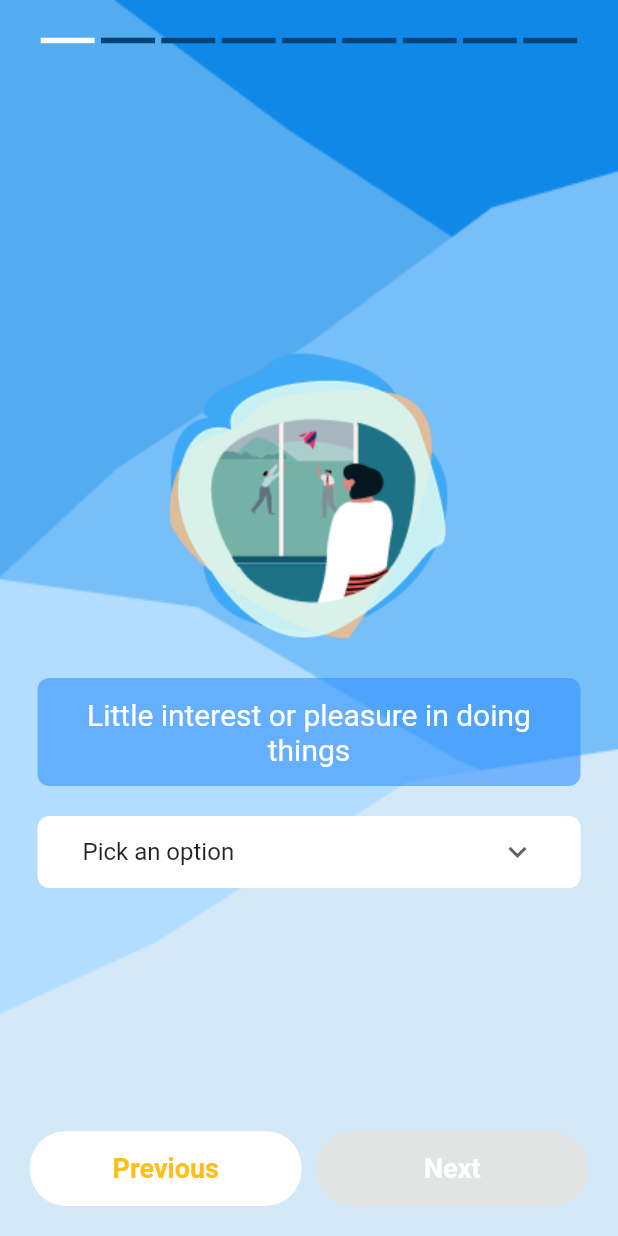
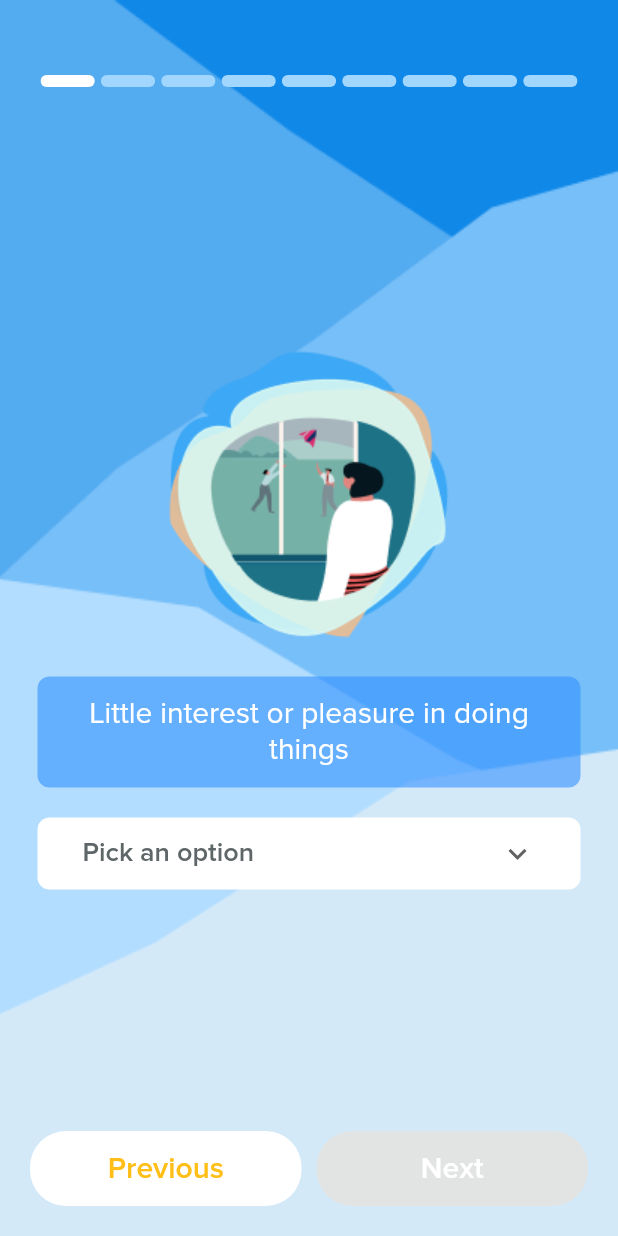
Before and after one commit to JobCuta/CIS-9340-Thesis, a Flutter app: the PHQ9Screen screen opened by its route, on a phone screen of 412 x 824 dp. Run offline on Flutter 3.47's test engine with Material 2 defaults, Android fonts, the phone set to English and light mode, and no system bars; drawn by our look-alikes of step_progress_indicator; our stand-ins replace animated_text_kit, circular_countdown_timer, email_validator, flutter_secure_storage, get, multi_select_flutter and 3 more; missing offline and left inert: shake; accounts and stored records are empty.

Commit message:
Fixed the UI for PHQ9Screen

```diff
--- a/lib/screens/onboarding/questionnaires/PHQ9Screen.dart
+++ b/lib/screens/onboarding/questionnaires/PHQ9Screen.dart
@@ -2,7 +2,6 @@ import 'package:flutter/material.dart';
 import 'package:get/get.dart';
 
 import 'package:step_progress_indicator/step_progress_indicator.dart';
-
 
 class PHQ9Screen extends StatefulWidget {
   const PHQ9Screen({Key? key, bool? initialAssessment}) : super(key: key);
@@ -83,14 +82,17 @@ class _PHQ9ScreenState extends State<PHQ9Screen> {
               // Keeps the StepProgressIndicator in the same spot
               Container(
                 padding:
-                    const EdgeInsets.symmetric(vertical: 25, horizontal: 25),
+                    const EdgeInsets.symmetric(vertical: 50, horizontal: 25),
                 child: Align(
                   alignment: Alignment.topCenter,
                   child: StepProgressIndicator(
+                    selectedSize: 8.0,
+                    unselectedSize: 8.0,
+                    roundedEdges: const Radius.circular(4),
                     totalSteps: questions.length,
                     currentStep: position + 1,
                     selectedColor: Colors.white,
-                    unselectedColor: const Color(0xff004479),
+                    unselectedColor: const Color(0xffA1D6FF),
                   ),
                 ),
               ),
@@ -107,20 +109,21 @@ class _PHQ9ScreenState extends State<PHQ9Screen> {
                           height: 200,
                           image: AssetImage(assetImages[position])),
                       Container(
-                        // height: 100,
-                        width: double.infinity,
+                        width: MediaQuery.of(context).size.width,
                         padding: const EdgeInsets.symmetric(
                             vertical: 13.0, horizontal: 14.0),
                         decoration: BoxDecoration(
                             color: const Color(0xff3290FF).withOpacity(0.60),
-                            // border: Border.all(color: Colors.black38, width: 2),
                             borderRadius:
                                 const BorderRadius.all(Radius.circular(8))),
                         child: Center(
                           child: Text(questions[position],
                               textAlign: TextAlign.center,
                               style: const TextStyle(
-                                  color: Colors.white, fontSize: 20)),
+                                  fontSize: 20,
+                                  fontWeight: FontWeight.w400,
+                                  fontFamily: 'Proxima Nova',
+                                  color: Colors.white)),
                         ),
                       ),
                       DecoratedBox(
@@ -153,7 +156,15 @@ class _PHQ9ScreenState extends State<PHQ9Screen> {
                             },
                             items: options.map((String items) {
                               return DropdownMenuItem(
-                                  value: items, child: Text(items));
+                                  value: items,
+                                  child: Text(
+                                    items,
+                                    style: const TextStyle(
+                                        fontSize: 18,
+                                        fontWeight: FontWeight.w600,
+                                        fontFamily: 'Proxima Nova',
+                                        color: Color(0xff5E6668)),
+                                  ));
                             }).toList(),
                           ),
                         ),
@@ -174,8 +185,9 @@ class _PHQ9ScreenState extends State<PHQ9Screen> {
                                 'Previous',
                                 style: TextStyle(
                                     color: Color(0xffFFBE18),
-                                    fontWeight: FontWeight.bold,
-                                    fontSize: 18),
+                                    fontWeight: FontWeight.w600,
+                                    fontFamily: 'Proxima Nova',
+                                    fontSize: 20),
                               ),
                               style: ElevatedButton.styleFrom(
                                 elevation: 0,
@@ -201,8 +213,9 @@ class _PHQ9ScreenState extends State<PHQ9Screen> {
                                 'Next',
                                 style: TextStyle(
                                     color: Colors.white,
-                                    fontWeight: FontWeight.bold,
-                                    fontSize: 18),
+                                    fontWeight: FontWeight.w600,
+                                    fontFamily: 'Proxima Nova',
+                                    fontSize: 20),
                               ),
                               style: ElevatedButton.styleFrom(
                                 elevation: 0,
```
Also changed, not shown: assets/images/breathing.png, assets/images/meditating.png, assets/images/walking.png.
